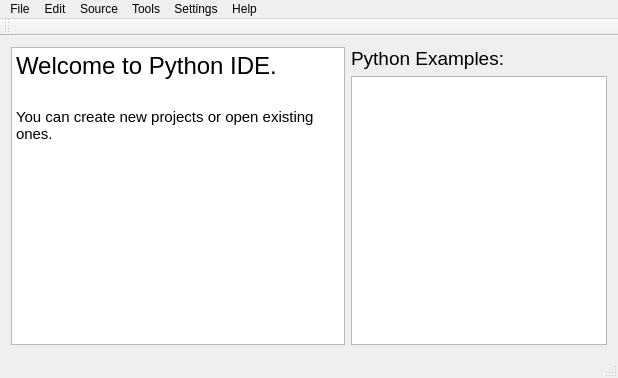
First picture: the form in pyidemainwindow.ui, repository ilbay/PythonIde, before the edit.
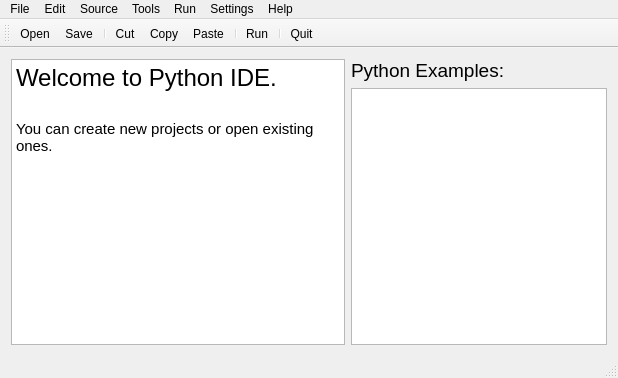
Second picture: the form after the edit. Icons and pictures are not drawn.

```diff
--- a/pyidemainwindow.ui
+++ b/pyidemainwindow.ui
@@ -124,15 +124,23 @@
     <property name="title">
      <string>Source</string>
     </property>
-    <addaction name="actionInsert_Code"/>
-    <addaction name="actionToggle_Comment"/>
-    <addaction name="actionShift_Left"/>
-    <addaction name="actionShift_Right"/>
+    <addaction name="actionInsertCode"/>
+    <addaction name="actionToggleComment"/>
+    <addaction name="actionShiftLeft"/>
+    <addaction name="actionShiftRight"/>
+   </widget>
+   <widget class="QMenu" name="menuRun">
+    <property name="title">
+     <string>Run</string>
+    </property>
+    <addaction name="actionInterprete"/>
+    <addaction name="actionRun"/>
    </widget>
    <addaction name="menuFile"/>
    <addaction name="menuEdit"/>
    <addaction name="menuSource"/>
    <addaction name="menuTool"/>
+   <addaction name="menuRun"/>
    <addaction name="menuSettings"/>
    <addaction name="menuHelp"/>
   </widget>
@@ -143,6 +151,16 @@
    <attribute name="toolBarBreak">
     <bool>false</bool>
    </attribute>
+   <addaction name="actionOpen"/>
+   <addaction name="actionSave"/>
+   <addaction name="separator"/>
+   <addaction name="actionCut"/>
+   <addaction name="actionCopy"/>
+   <addaction name="actionPaste"/>
+   <addaction name="separator"/>
+   <addaction name="actionRun"/>
+   <addaction name="separator"/>
+   <addaction name="actionQuit"/>
   </widget>
   <widget class="QStatusBar" name="statusBar"/>
   <action name="actionQuit">
@@ -250,6 +268,16 @@
     <string>Open Interactive Python</string>
    </property>
   </action>
+  <action name="actionInterprete">
+   <property name="text">
+    <string>Interprete</string>
+   </property>
+  </action>
+  <action name="actionRun">
+   <property name="text">
+    <string>Run</string>
+   </property>
+  </action>
  </widget>
  <layoutdefault spacing="6" margin="11"/>
  <resources/>
```
Left out of the diff: 75 changed lines with no effect on the pictures.
